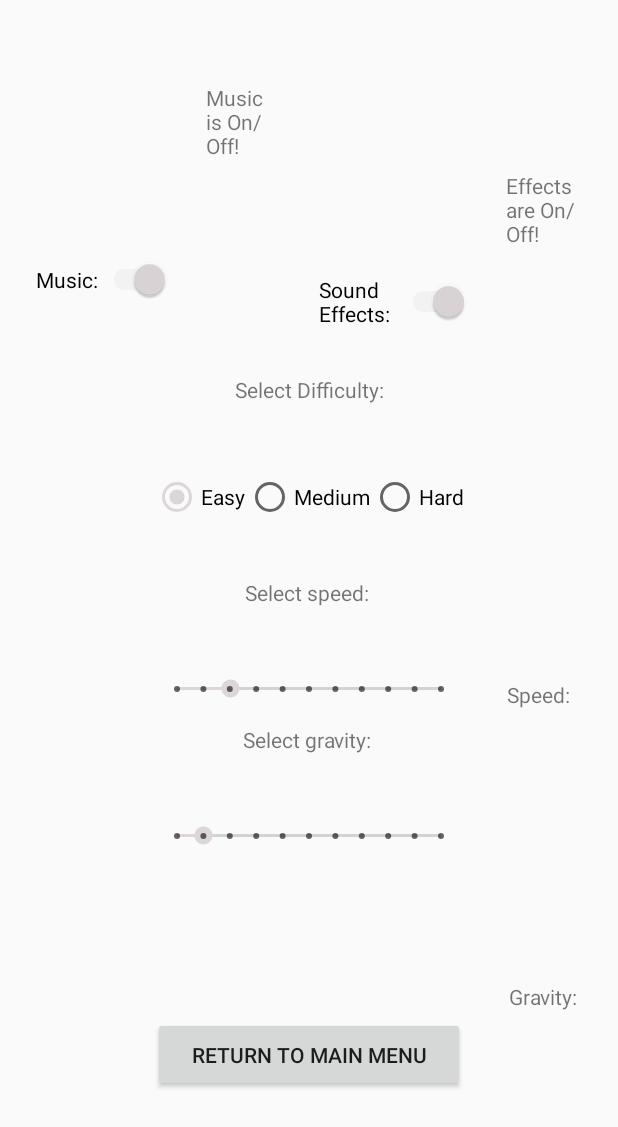
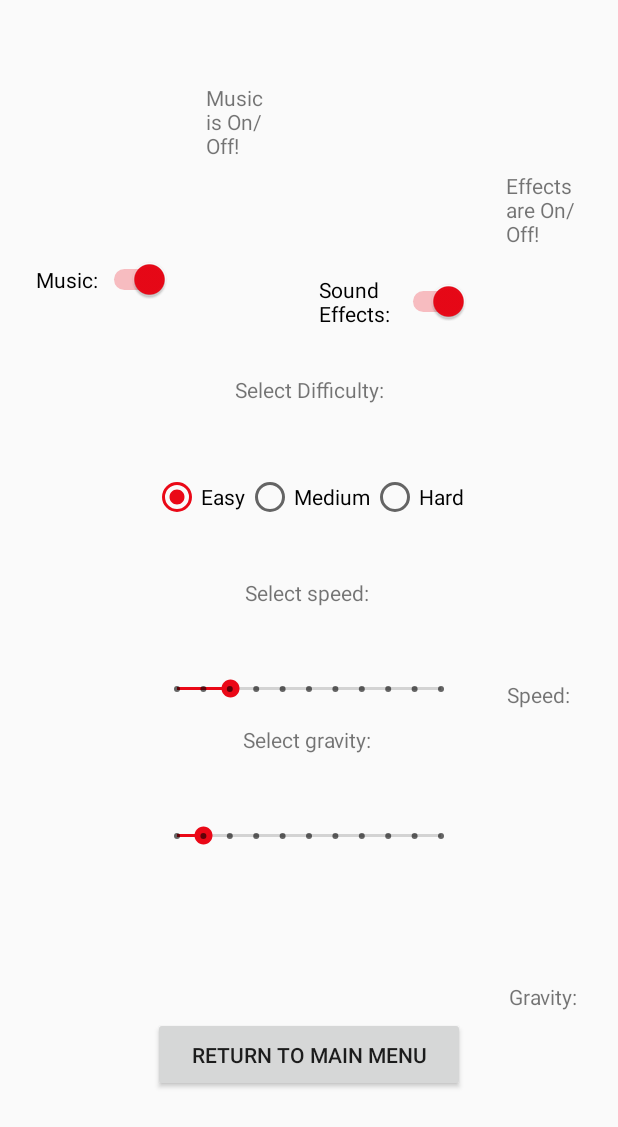
Before and after one commit to septianrazi/SpaceCrusaders, an Android app: the screen it shows after launch (OptionsActivity), after a tap on "OPTIONS", on a phone screen of 412 x 824 dp. Shown: the top 1127 px of the screen. Run offline under Robolectric (Android 15) with nearby library versions, the phone set to English and light mode, and no system bars; 2 statements that could not run were skipped.

Commit message:
Made a few more changes in GameActivity

```diff
--- a/app/src/main/java/com/example/comp2100/retrogame2018s1/MainMenuActivity.java
+++ b/app/src/main/java/com/example/comp2100/retrogame2018s1/MainMenuActivity.java
@@ -6,6 +6,10 @@ import android.support.v7.app.AppCompatActivity;
 import android.os.Bundle;
 import android.view.View;
 import android.widget.Button;
+import android.widget.Switch;
+
+import static com.example.comp2100.retrogame2018s1.GlobalGameVariables.effectsOn;
+import static com.example.comp2100.retrogame2018s1.GlobalGameVariables.soundOn;
 
 /*
     Created and edited by Kriti  Tripathi, 19/04/2018
@@ -27,6 +31,8 @@ public class MainMenuActivity extends AppCompatActivity{
         final Button button_options = findViewById(R.id.btn_options);
         final Button button_instructions = findViewById(R.id.btn_instructions);
         final Button button_exit = findViewById(R.id.btn_exit);
+        final Switch switch_music = findViewById(R.id.switch_effects);
+        final Switch switch_effects = findViewById(R.id.switch_effects);
 
         // Initialise background music
         MusicManager.getInstance().initalizeMediaPlayer(this, R.raw.ring);
@@ -41,14 +47,20 @@ public class MainMenuActivity extends AppCompatActivity{
 
          button_instructions.setOnClickListener(new View.OnClickListener() {
              public void onClick(View v) {
-                 startActivity(new Intent(MainMenuActivity.this, InstructionsActivity.class));
+                 Intent intent = new Intent(MainMenuActivity.this, InstructionsActivity.class);
+                 startActivity(intent);
              }
          });
 
          button_options.setOnClickListener(new View.OnClickListener() {
              @Override
              public void onClick(View view) {
-                 startActivity(new Intent(MainMenuActivity.this, OptionsActivity.class));
+                 Intent intent = new Intent(MainMenuActivity.this, OptionsActivity.class);
+                 intent.addFlags(Intent.FLAG_ACTIVITY_CLEAR_TOP);
+                 intent.addFlags(Intent.FLAG_ACTIVITY_NEW_TASK);
+                 switch_music.setChecked(soundOn);
+                 switch_effects.setChecked(effectsOn);
+                 startActivity(intent);
              }
          });
 
--- a/app/src/main/java/com/example/comp2100/retrogame2018s1/OptionsActivity.java
+++ b/app/src/main/java/com/example/comp2100/retrogame2018s1/OptionsActivity.java
@@ -143,9 +143,7 @@ public class OptionsActivity extends AppCompatActivity {
         // Make sures that the return button on the screen works
         button_return_2.setOnClickListener(new View.OnClickListener() {
             @Override
-            public void onClick(View view) {
-                System.exit(0);
-            }
+            public void onClick(View view) {finish();}
         });
 
         // Whenever it detects a change in the sound switch, it either starts or stops the music depending on whether the switch is on or ff
@@ -161,6 +159,7 @@ public class OptionsActivity extends AppCompatActivity {
                     txt_music.setText("Sound is on!");
                 }
                 soundOn = isOn;
+                System.out.println(isOn);
             }
         });
 
@@ -170,6 +169,7 @@ public class OptionsActivity extends AppCompatActivity {
                 if (!isOn){txt_effects.setText("Effects are off!"); }
                 else {txt_effects.setText("Effects are on!");}
                 effectsOn = isOn;
+                System.out.println(isOn);
             }
         });
 
--- a/app/src/main/res/layout/activity_options.xml
+++ b/app/src/main/res/layout/activity_options.xml
@@ -161,6 +161,7 @@
         android:layout_marginTop="24dp"
         android:checked="true"
         android:text="Music:"
+        android:textColorLink="@color/colorAccent"
         app:layout_constraintBottom_toTopOf="@+id/txt_difficulty"
         app:layout_constraintEnd_toEndOf="parent"
         app:layout_constraintHorizontal_bias="0.0"
--- a/app/src/main/res/values/colors.xml
+++ b/app/src/main/res/values/colors.xml
@@ -2,5 +2,5 @@
 <resources>
     <color name="colorPrimary">#3F51B5</color>
     <color name="colorPrimaryDark">#303F9F</color>
-    <color name="colorAccent">#dcd6d8</color>
+    <color name="colorAccent">#ea0817</color>
 </resources>
```
Also changed, not shown: app/src/main/AndroidManifest.xml (+7 -3 lines).
